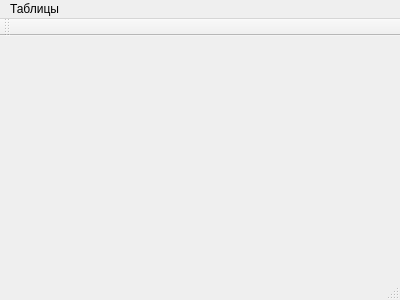
Before: the Qt Designer form src/ui/MainWindow.ui in Corwinian/diagram-grant, drawn with Qt 5.
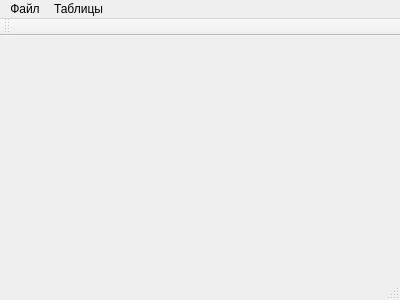
After: the same form once the commit is applied.

Commit message: Подцепил подключение к базе данных

Diff of the .ui file:
```diff
--- a/src/ui/MainWindow.ui
+++ b/src/ui/MainWindow.ui
@@ -28,6 +28,12 @@
      <string>Таблицы</string>
     </property>
    </widget>
+   <widget class="QMenu" name="mMain">
+    <property name="title">
+     <string>Файл</string>
+    </property>
+   </widget>
+   <addaction name="mMain"/>
    <addaction name="mTables"/>
   </widget>
   <widget class="QToolBar" name="mainToolBar">
```
Left out of the diff: 14 changed lines with no effect on the pictures. The commit also changes 2 other files.
